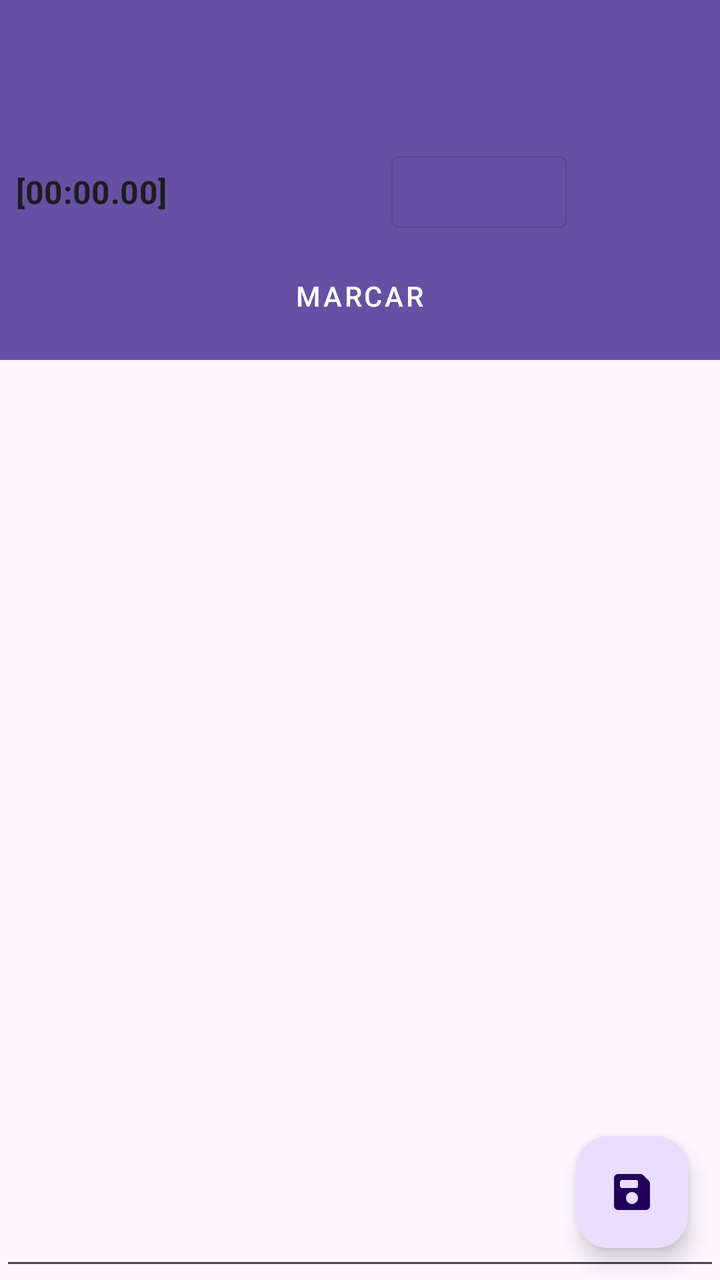
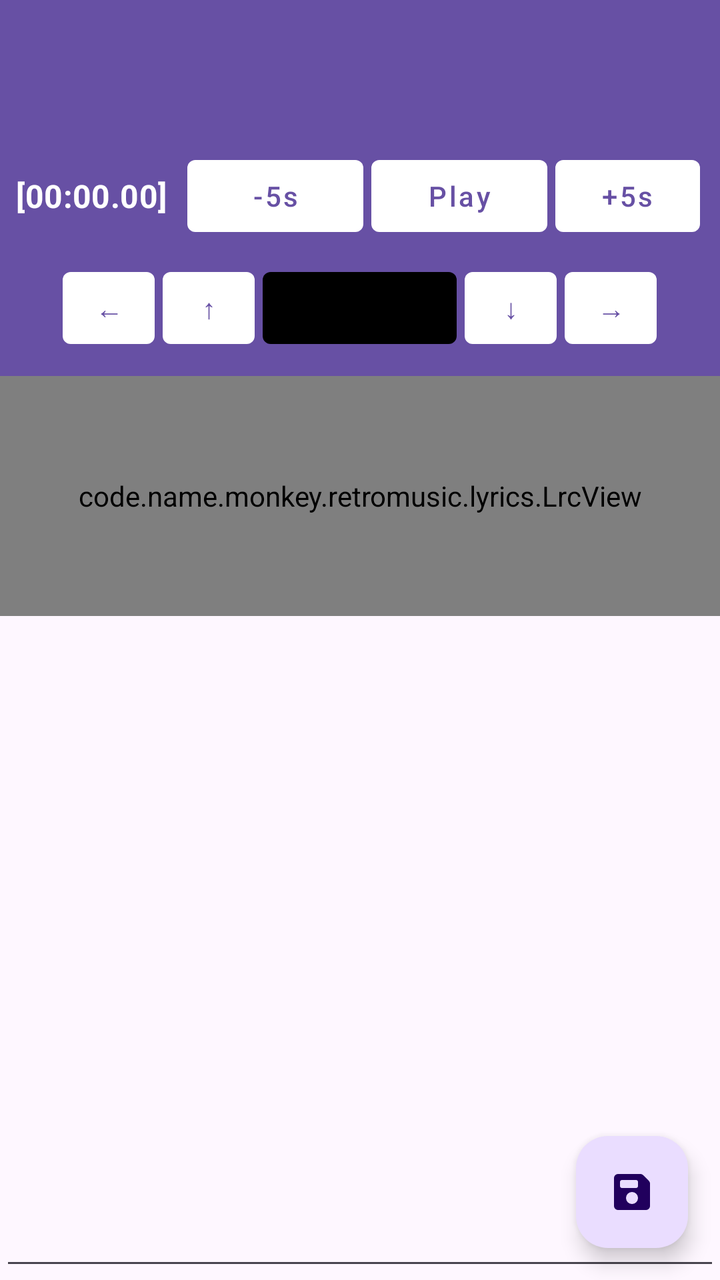

An Android layout rendered at two revisions. The XML below is the earlier revision; the diff shows what the commit changed to produce the second picture.
<!-- AndroidManifest.xml: application theme Theme.RetroMusic.FollowSystem -->
<!-- res/layout/fragment_lyrics.xml -->
<?xml version="1.0" encoding="utf-8"?>
<LinearLayout 
    xmlns:android="http://schemas.android.com/apk/res/android"
    xmlns:app="http://schemas.android.com/apk/res-auto"
    xmlns:tools="http://tools.android.com/tools"
    android:layout_width="match_parent"
    android:layout_height="match_parent"
    android:orientation="vertical"
    android:fitsSystemWindows="true">

    <com.google.android.material.appbar.MaterialToolbar
        android:id="@+id/toolbar"
        style="@style/Widget.MaterialComponents.Toolbar.Primary"
        android:layout_width="match_parent"
        android:layout_height="?attr/actionBarSize"
        android:background="?attr/colorPrimary" />

    <LinearLayout
        android:id="@+id/llSincroControls"
        android:layout_width="match_parent"
        android:layout_height="wrap_content"
        android:orientation="vertical"
        android:padding="8dp"
        android:background="?attr/colorPrimary">

        <LinearLayout
            android:layout_width="match_parent"
            android:layout_height="wrap_content"
            android:gravity="center"
            android:orientation="horizontal">

            <TextView
                android:id="@+id/tvCurrentTime"
                android:layout_width="wrap_content"
                android:layout_height="wrap_content"
                android:layout_marginEnd="16dp"
                android:text="[00:00.00]"
                android:textAppearance="@style/TextAppearance.MaterialComponents.Subtitle1"
                android:textColor="?android:attr/textColorPrimary"
                android:textStyle="bold" />

            <Button
                android:id="@+id/btnRew"
                style="@style/Widget.MaterialComponents.Button.TextButton"
                android:layout_width="wrap_content"
                android:layout_height="wrap_content"
                android:text="-5s" />

            <Button
                android:id="@+id/btnPlayPause"
                style="@style/Widget.MaterialComponents.Button.OutlinedButton"
                android:layout_width="wrap_content"
                android:layout_height="wrap_content"
                android:layout_marginStart="8dp"
                android:layout_marginEnd="8dp"
                android:text="Play" />

            <Button
                android:id="@+id/btnFwd"
                style="@style/Widget.MaterialComponents.Button.TextButton"
                android:layout_width="wrap_content"
                android:layout_height="wrap_content"
                android:text="+5s" />
        </LinearLayout>

        <LinearLayout
            android:layout_width="match_parent"
            android:layout_height="wrap_content"
            android:layout_marginTop="4dp"
            android:gravity="center"
            android:orientation="horizontal">

            <Button
                android:id="@+id/btnLeft"
                style="@style/Widget.MaterialComponents.Button.TextButton"
                android:layout_width="48dp"
                android:layout_height="wrap_content"
                android:text="←" />

            <Button
                android:id="@+id/btnUp"
                style="@style/Widget.MaterialComponents.Button.TextButton"
                android:layout_width="48dp"
                android:layout_height="wrap_content"
                android:text="↑" />

            <Button
                android:id="@+id/btnMark"
                style="@style/Widget.MaterialComponents.Button"
                android:layout_width="wrap_content"
                android:layout_height="wrap_content"
                android:layout_marginStart="8dp"
                android:layout_marginEnd="8dp"
                android:text="MARCAR" />

            <Button
                android:id="@+id/btnDown"
                style="@style/Widget.MaterialComponents.Button.TextButton"
                android:layout_width="48dp"
                android:layout_height="wrap_content"
                android:text="↓" />

            <Button
                android:id="@+id/btnRight"
                style="@style/Widget.MaterialComponents.Button.TextButton"
                android:layout_width="48dp"
                android:layout_height="wrap_content"
                android:text="→" />
        </LinearLayout>
    </LinearLayout>

    <FrameLayout
        android:layout_width="match_parent"
        android:layout_height="0dp"
        android:layout_weight="1">

        <code.name.monkey.retromusic.lyrics.LrcView
            android:id="@+id/lyricsView"
            android:layout_width="match_parent"
            android:layout_height="match_parent"
            android:visibility="gone" />

        <androidx.core.widget.NestedScrollView
            android:layout_width="match_parent"
            android:layout_height="match_parent"
            android:fillViewport="true">

            <FrameLayout
                android:layout_width="match_parent"
                android:layout_height="wrap_content">

                <EditText
                    android:id="@+id/etLyrics"
                    android:layout_width="match_parent"
                    android:layout_height="match_parent"
                    android:gravity="top|start"
                    android:inputType="textMultiLine|textNoSuggestions"
                    android:padding="16dp"
                    android:scrollbars="vertical"
                    android:textAppearance="@style/TextAppearance.MaterialComponents.Body1"
                    tools:ignore="SpeakableTextPresentCheck" />

                <TextView
                    android:id="@+id/normalLyrics"
                    android:layout_width="match_parent"
                    android:layout_height="wrap_content"
                    android:lineSpacingMultiplier="1.2"
                    android:padding="16dp"
                    android:textAppearance="@style/TextAppearance.MaterialComponents.Body1"
                    android:visibility="gone" />

                <TextView
                    android:id="@+id/noLyricsFound"
                    android:layout_width="wrap_content"
                    android:layout_height="wrap_content"
                    android:layout_gravity="center"
                    android:text="@string/no_lyrics_found"
                    android:textAppearance="@style/TextAppearance.MaterialComponents.Subtitle1"
                    android:visibility="gone" />
            </FrameLayout>
        </androidx.core.widget.NestedScrollView>

        <com.google.android.material.floatingactionbutton.FloatingActionButton
            android:id="@+id/saveFab"
            android:layout_width="wrap_content"
            android:layout_height="wrap_content"
            android:layout_gravity="bottom|end"
            android:layout_margin="16dp"
            app:srcCompat="@drawable/ic_save"
            tools:ignore="SpeakableTextPresentCheck" />
    </FrameLayout>

</LinearLayout>
<!-- resources referenced by this layout -->
<resources>
  <string name="no_lyrics_found">No lyrics found</string>
  <style name="Theme.RetroMusic.FollowSystem" parent="Theme.RetroMusic.Base.Adaptive">
          <item name="android:windowBackground">?colorSurface</item>
      </style>
  <!-- drawable round_selector (drawable) -->
  <ripple xmlns:android="http://schemas.android.com/apk/res/android"
      android:color="?android:attr/colorControlHighlight">
  
      <item
          android:id="@android:id/mask"
          android:drawable="@drawable/round_selector_mask" />
  
  </ripple>
  <!-- drawable rect_selector (drawable) -->
  <?xml version="1.0" encoding="utf-8"?>
  <ripple xmlns:android="http://schemas.android.com/apk/res/android"
      android:color="?android:attr/colorControlHighlight">
  
      <item android:id="@android:id/mask">
          <shape>
              <corners android:radius="@dimen/m3_card_corner_radius" />
              <solid android:color="@color/md_green_500" />
          </shape>
      </item>
      <item>
          <selector>
              <item android:state_activated="true">
                  <shape>
                      <corners android:radius="@dimen/m3_card_corner_radius" />
                      <solid android:color="?android:attr/colorControlHighlight" />
                  </shape>
              </item>
          </selector>
      </item>
  </ripple>
  <style name="Widget.ActionButton.Overflow" parent="Widget.AppCompat.ActionButton.Overflow">
          <item name="android:contentDescription">@string/abc_action_menu_overflow_description</item>
      </style>
  <style name="MaterialAlertDialogTheme" parent="ThemeOverlay.Material3.MaterialAlertDialog" />
  <style name="MaterialButtonTheme" parent="Widget.Material3.Button">
          <item name="cornerRadius">6dp</item>
          <item name="iconGravity">textStart</item>
          <item name="iconTint">?attr/colorControlNormal</item>
          <item name="android:textColor">?android:attr/textColorPrimary</item>
          <item name="android:textAppearance">@style/TextViewNormal</item>
          <item name="android:textAllCaps">false</item>
          <item name="android:paddingTop">@dimen/button_padding_vertical</item>
          <item name="android:paddingBottom">@dimen/button_padding_vertical</item>
      </style>
  <style name="MaterialPopupMenuStyle" parent="Widget.Material3.PopupMenu">
          <item name="android:popupBackground">@drawable/popup_background</item>
      </style>
  <color name="elevationOverlay">@color/elevationOverlayLight</color>
  <!-- drawable popup_background (drawable) -->
  <?xml version="1.0" encoding="utf-8"?>
  <layer-list xmlns:android="http://schemas.android.com/apk/res/android">
      <item>
          <shape>
              <solid android:color="?attr/colorSurface" />
              <corners android:radius="20dp" />
          </shape>
      </item>
      <item>
          <shape>
              <solid android:color="@color/m3_popupmenu_overlay_color"/>
              <corners android:radius="20dp" />
              <padding
                  android:bottom="10dp"
                  android:top="10dp" />
          </shape>
      </item>
  </layer-list>
  <!-- drawable round_selector_mask (drawable) -->
  <?xml version="1.0" encoding="utf-8"?>
  <shape xmlns:android="http://schemas.android.com/apk/res/android"
      android:shape="oval">
      <solid android:color="@android:color/white" />
  </shape>
  <dimen name="m3_card_corner_radius">16dp</dimen>
  <color name="md_green_500">#4CAF50</color>
  <style name="TextViewNormal" parent="">
          <item name="android:textSize">14sp</item>
      </style>
  <dimen name="button_padding_vertical">10dp</dimen>
  <color name="elevationOverlayLight">@color/md_grey_500</color>
  <color name="md_grey_500">#9E9E9E</color>
  <!-- unchanged entries left out for length: 2 -->
</resources>

<!-- the commit's change to res/layout/fragment_lyrics.xml (unified diff, before → after) -->
@@ -6,6 +6,7 @@
     android:layout_width="match_parent"
     android:layout_height="match_parent"
     android:orientation="vertical"
+    android:background="?android:attr/windowBackground"
     android:fitsSystemWindows="true">
 
     <com.google.android.material.appbar.MaterialToolbar
@@ -33,33 +34,40 @@
                 android:id="@+id/tvCurrentTime"
                 android:layout_width="wrap_content"
                 android:layout_height="wrap_content"
-                android:layout_marginEnd="16dp"
+                android:layout_marginEnd="8dp"
                 android:text="[00:00.00]"
                 android:textAppearance="@style/TextAppearance.MaterialComponents.Subtitle1"
-                android:textColor="?android:attr/textColorPrimary"
+                android:textColor="@android:color/white"
                 android:textStyle="bold" />
 
-            <Button
+            <com.google.android.material.button.MaterialButton
                 android:id="@+id/btnRew"
-                style="@style/Widget.MaterialComponents.Button.TextButton"
+                style="@style/Widget.MaterialComponents.Button.UnelevatedButton"
                 android:layout_width="wrap_content"
                 android:layout_height="wrap_content"
+                android:layout_margin="2dp"
+                android:textColor="?attr/colorPrimary"
+                app:backgroundTint="@android:color/white"
                 android:text="-5s" />
 
-            <Button
+            <com.google.android.material.button.MaterialButton
                 android:id="@+id/btnPlayPause"
-                style="@style/Widget.MaterialComponents.Button.OutlinedButton"
+                style="@style/Widget.MaterialComponents.Button.UnelevatedButton"
                 android:layout_width="wrap_content"
                 android:layout_height="wrap_content"
-                android:layout_marginStart="8dp"
-                android:layout_marginEnd="8dp"
+                android:layout_margin="2dp"
+                android:textColor="?attr/colorPrimary"
+                app:backgroundTint="@android:color/white"
                 android:text="Play" />
 
-            <Button
+            <com.google.android.material.button.MaterialButton
                 android:id="@+id/btnFwd"
-                style="@style/Widget.MaterialComponents.Button.TextButton"
+                style="@style/Widget.MaterialComponents.Button.UnelevatedButton"
                 android:layout_width="wrap_content"
                 android:layout_height="wrap_content"
+                android:layout_margin="2dp"
+                android:textColor="?attr/colorPrimary"
+                app:backgroundTint="@android:color/white"
                 android:text="+5s" />
         </LinearLayout>
 
@@ -70,55 +78,69 @@
             android:gravity="center"
             android:orientation="horizontal">
 
-            <Button
+            <com.google.android.material.button.MaterialButton
                 android:id="@+id/btnLeft"
-                style="@style/Widget.MaterialComponents.Button.TextButton"
-                android:layout_width="48dp"
+                style="@style/Widget.MaterialComponents.Button.UnelevatedButton"
+                android:layout_width="46dp"
                 android:layout_height="wrap_content"
+                android:layout_margin="2dp"
+                android:textColor="?attr/colorPrimary"
+                app:backgroundTint="@android:color/white"
                 android:text="←" />
 
-            <Button
+            <com.google.android.material.button.MaterialButton
                 android:id="@+id/btnUp"
-                style="@style/Widget.MaterialComponents.Button.TextButton"
-                android:layout_width="48dp"
+                style="@style/Widget.MaterialComponents.Button.UnelevatedButton"
+                android:layout_width="46dp"
                 android:layout_height="wrap_content"
+                android:layout_margin="2dp"
+                android:textColor="?attr/colorPrimary"
+                app:backgroundTint="@android:color/white"
                 android:text="↑" />
 
-            <Button
+            <com.google.android.material.button.MaterialButton
                 android:id="@+id/btnMark"
-                style="@style/Widget.MaterialComponents.Button"
+                style="@style/Widget.MaterialComponents.Button.UnelevatedButton"
                 android:layout_width="wrap_content"
                 android:layout_height="wrap_content"
-                android:layout_marginStart="8dp"
-                android:layout_marginEnd="8dp"
+                android:layout_margin="2dp"
+                android:textColor="@android:color/black"
+                app:backgroundTint="@color/md_amber_200"
                 android:text="MARCAR" />
 
-            <Button
+            <com.google.android.material.button.MaterialButton
                 android:id="@+id/btnDown"
-                style="@style/Widget.MaterialComponents.Button.TextButton"
-                android:layout_width="48dp"
+                style="@style/Widget.MaterialComponents.Button.UnelevatedButton"
+                android:layout_width="46dp"
                 android:layout_height="wrap_content"
+                android:layout_margin="2dp"
+                android:textColor="?attr/colorPrimary"
+                app:backgroundTint="@android:color/white"
                 android:text="↓" />
 
-            <Button
+            <com.google.android.material.button.MaterialButton
                 android:id="@+id/btnRight"
-                style="@style/Widget.MaterialComponents.Button.TextButton"
-                android:layout_width="48dp"
+                style="@style/Widget.MaterialComponents.Button.UnelevatedButton"
+                android:layout_width="46dp"
                 android:layout_height="wrap_content"
+                android:layout_margin="2dp"
+                android:textColor="?attr/colorPrimary"
+                app:backgroundTint="@android:color/white"
                 android:text="→" />
         </LinearLayout>
     </LinearLayout>
+
+    <code.name.monkey.retromusic.lyrics.LrcView
+        android:id="@+id/lyricsView"
+        android:layout_width="match_parent"
+        android:layout_height="120dp"
+        android:background="#1A000000"
+        android:visibility="visible" />
 
     <FrameLayout
         android:layout_width="match_parent"
         android:layout_height="0dp"
         android:layout_weight="1">
-
-        <code.name.monkey.retromusic.lyrics.LrcView
-            android:id="@+id/lyricsView"
-            android:layout_width="match_parent"
-            android:layout_height="match_parent"
-            android:visibility="gone" />
 
         <androidx.core.widget.NestedScrollView
             android:layout_width="match_parent"
@@ -169,5 +191,4 @@
             app:srcCompat="@drawable/ic_save"
             tools:ignore="SpeakableTextPresentCheck" />
     </FrameLayout>
-
 </LinearLayout>
